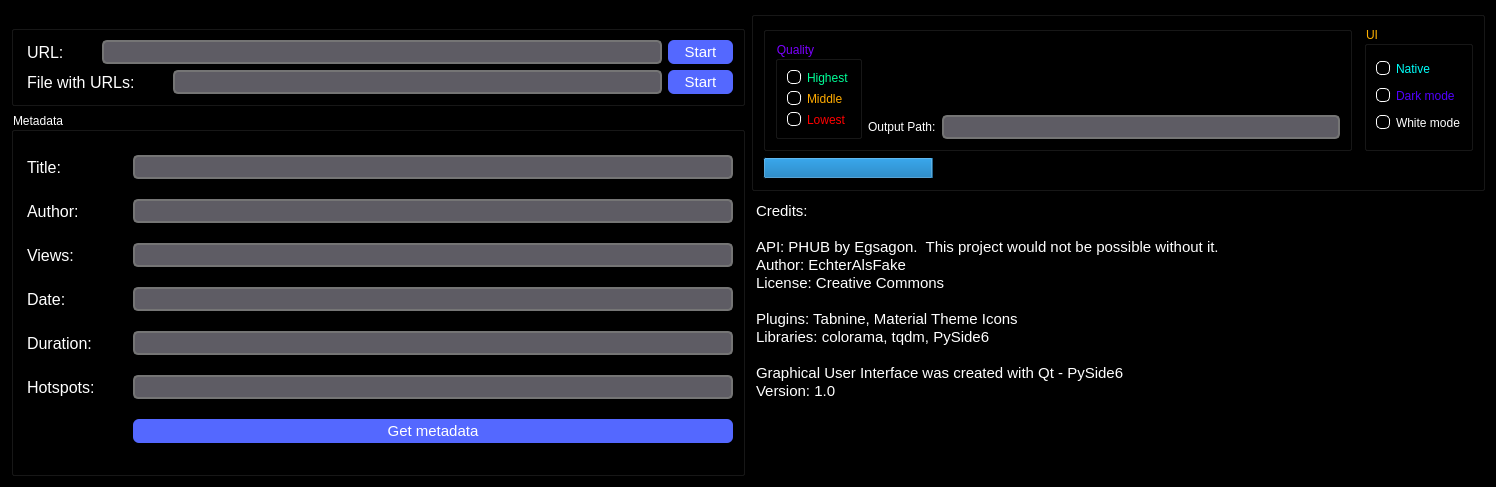
First picture: the form in form.ui, repository EchterAlsFake/Porn_Fetch, before the edit.
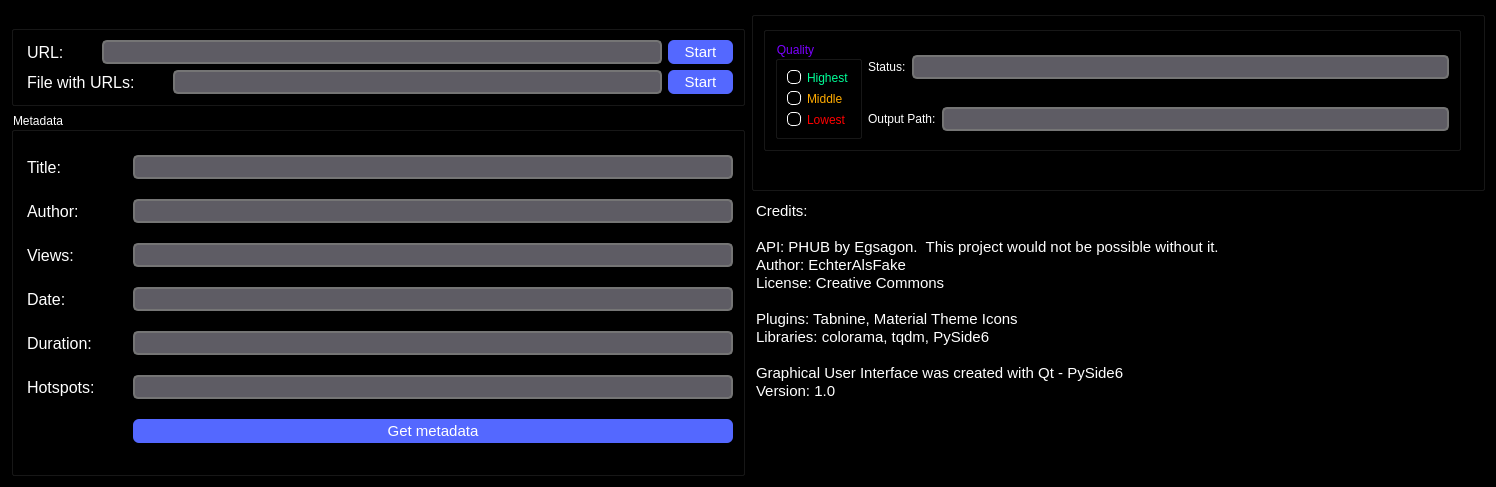
Second picture: the form after the edit.

Diff of the .ui file:
```diff
--- a/form.ui
+++ b/form.ui
@@ -210,6 +210,16 @@
          <string/>
         </property>
         <layout class="QGridLayout" name="gridLayout_2">
+         <item row="0" column="1">
+          <widget class="QLabel" name="label_status">
+           <property name="styleSheet">
+            <string notr="true">color: white;</string>
+           </property>
+           <property name="text">
+            <string>Status:</string>
+           </property>
+          </widget>
+         </item>
          <item row="0" column="0" rowspan="2">
           <widget class="QGroupBox" name="groupbox_quality">
            <property name="styleSheet">
@@ -313,7 +323,35 @@
            </layout>
           </widget>
          </item>
-         <item row="1" column="1">
+         <item row="0" column="2">
+          <widget class="QLineEdit" name="lineedit_status">
+           <property name="styleSheet">
+            <string notr="true">QLineEdit {
+    border: 2px solid #757575;
+    border-radius: 5px;
+    padding: 0 8px;
+    background: rgb(94, 92, 100);  /* setzt den Hintergrund auf Schwarz */
+    color: #FFFFFF;  /* setzt die Textfarbe auf Weiß */
+    font-size: 16px;
+    height: 20px;
+}
+
+QLineEdit:focus {
+    border-color: #4a90d9;
+}
+
+QLineEdit:disabled {
+    background: #444444;  /* setzt den Hintergrund auf ein dunkles Grau, wenn das QLineEdit deaktiviert ist */
+    color: #aaaaaa;  /* setzt die Textfarbe auf ein helles Grau, wenn das QLineEdit deaktiviert ist */
+    border-color: #aaaaaa;
+}</string>
+           </property>
+           <property name="readOnly">
+            <bool>true</bool>
+           </property>
+          </widget>
+         </item>
+         <item row="1" column="1" colspan="2">
           <layout class="QHBoxLayout" name="horizontalLayout_3">
            <item>
             <widget class="QLabel" name="label_output">
@@ -355,108 +393,6 @@
         </layout>
        </widget>
       </item>
-      <item row="0" column="3">
-       <widget class="QGroupBox" name="groupbox_settings_ui">
-        <property name="styleSheet">
-         <string notr="true">color: rgb(255, 176, 0)</string>
-        </property>
-        <property name="title">
-         <string>UI</string>
-        </property>
-        <layout class="QGridLayout" name="gridLayout">
-         <item row="0" column="0">
-          <widget class="QRadioButton" name="radio_native">
-           <property name="cursor">
-            <cursorShape>PointingHandCursor</cursorShape>
-           </property>
-           <property name="styleSheet">
-            <string notr="true">QRadioButton {
-	color: rgb(0, 255, 250) }
-
-
-QRadioButton::indicator::unchecked {
-	border: 1px solid white;
-	border-radius: 5px;
-}
-
-
-QRadioButton::indicator:checked {
-    border : 4px solid;
-	border-color: black;
-	border-radius: 6px;
-	background-color: rgb(0, 255, 183);
-
-}
-</string>
-           </property>
-           <property name="text">
-            <string>Native</string>
-           </property>
-          </widget>
-         </item>
-         <item row="1" column="0">
-          <widget class="QRadioButton" name="radio_dark">
-           <property name="cursor">
-            <cursorShape>PointingHandCursor</cursorShape>
-           </property>
-           <property name="styleSheet">
-            <string notr="true">QRadioButton {
-	color: rgb(81, 0, 255)}
-
-
-QRadioButton::indicator::unchecked {
-	border: 1px solid white;
-	border-radius: 5px;
-}
-
-
-QRadioButton::indicator:checked {
-    border : 4px solid;
-	border-color: black;
-	border-radius: 6px;
-	background-color: rgb(0, 255, 183);
-
-}
-</string>
-           </property>
-           <property name="text">
-            <string>Dark mode</string>
-           </property>
-          </widget>
-         </item>
-         <item row="2" column="0">
-          <widget class="QRadioButton" name="radio_white">
-           <property name="cursor">
-            <cursorShape>ForbiddenCursor</cursorShape>
-           </property>
-           <property name="styleSheet">
-            <string notr="true">QRadioButton {
-	color: rgb(255, 255, 255)}
-
-
-QRadioButton::indicator::unchecked {
-	border: 1px solid white;
-	border-radius: 5px;
-}
-
-
-QRadioButton::indicator:checked {
-    border : 4px solid;
-	border-color: black;
-	border-radius: 6px;
-	background-color: rgb(0, 255, 183);
-
-}
-</string>
-           </property>
-           <property name="text">
-            <string>White mode</string>
-           </property>
-          </widget>
-         </item>
-        </layout>
-       </widget>
-      </item>
       <item row="1" column="1" colspan="3">
        <widget class="QProgressBar" name="progressbar_download">
         <property name="styleSheet">
@@ -476,7 +412,7 @@
 }cc</string>
         </property>
         <property name="value">
-         <number>24</number>
+         <number>0</number>
         </property>
        </widget>
       </item>
```
Left out of the diff: 29 changed lines with no effect on the pictures.
